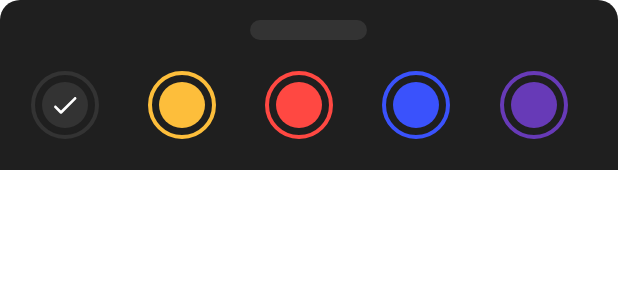
After one commit to moha-b/Notice, an Android app: the layout bottom_sheet_layout.xml on its own in the app's theme, with its tools: preview values and no code run, on a phone screen of 412 x 824 dp. The commit adds this screen. Shown: the top 300 px of the screen. Run offline under Robolectric (Android 15) with nearby library versions, the phone set to English and light mode, and no system bars.

Commit message:
Bottom Sheet Layout

```diff
--- /dev/null
+++ b/app/src/main/res/drawable/background_note_color_1.xml
@@ -0,0 +1,41 @@
+<?xml version="1.0" encoding="utf-8"?>
+<layer-list xmlns:android="http://schemas.android.com/apk/res/android">
+
+    <item>
+        <shape android:shape="oval">
+            <stroke
+                android:width="@dimen/_2sdp"
+                android:color="@color/default_note_color"
+                />
+        </shape>
+    </item>
+
+    <item
+        android:bottom="@dimen/_3sdp"
+        android:top="@dimen/_3sdp"
+        android:left="@dimen/_3sdp"
+        android:right="@dimen/_3sdp"
+        >
+        <shape android:shape="oval">
+            <stroke
+                android:color="@color/bottom_sheet_background"
+                android:width="@dimen/_6sdp"
+                />
+        </shape>
+    </item>
+
+    <item
+        android:bottom="@dimen/_6sdp"
+        android:top="@dimen/_6sdp"
+        android:left="@dimen/_6sdp"
+        android:right="@dimen/_6sdp"
+        >
+        <shape android:shape="oval">
+            <solid
+                android:color="@color/default_note_color"
+                />
+        </shape>
+    </item>
+
+
+</layer-list>
--- /dev/null
+++ b/app/src/main/res/drawable/background_note_color_2.xml
@@ -0,0 +1,41 @@
+<?xml version="1.0" encoding="utf-8"?>
+<layer-list xmlns:android="http://schemas.android.com/apk/res/android">
+
+    <item>
+        <shape android:shape="oval">
+            <stroke
+                android:width="@dimen/_2sdp"
+                android:color="@color/note_color_1"
+                />
+        </shape>
+    </item>
+
+    <item
+        android:bottom="@dimen/_3sdp"
+        android:top="@dimen/_3sdp"
+        android:left="@dimen/_3sdp"
+        android:right="@dimen/_3sdp"
+        >
+        <shape android:shape="oval">
+            <stroke
+                android:color="@color/bottom_sheet_background"
+                android:width="@dimen/_6sdp"
+                />
+        </shape>
+    </item>
+
+    <item
+        android:bottom="@dimen/_6sdp"
+        android:top="@dimen/_6sdp"
+        android:left="@dimen/_6sdp"
+        android:right="@dimen/_6sdp"
+        >
+        <shape android:shape="oval">
+            <solid
+                android:color="@color/note_color_1"
+                />
+        </shape>
+    </item>
+
+
+</layer-list>
--- /dev/null
+++ b/app/src/main/res/drawable/background_note_color_3.xml
@@ -0,0 +1,41 @@
+<?xml version="1.0" encoding="utf-8"?>
+<layer-list xmlns:android="http://schemas.android.com/apk/res/android">
+
+    <item>
+        <shape android:shape="oval">
+            <stroke
+                android:width="@dimen/_2sdp"
+                android:color="@color/note_color_2"
+                />
+        </shape>
+    </item>
+
+    <item
+        android:bottom="@dimen/_3sdp"
+        android:top="@dimen/_3sdp"
+        android:left="@dimen/_3sdp"
+        android:right="@dimen/_3sdp"
+        >
+        <shape android:shape="oval">
+            <stroke
+                android:color="@color/bottom_sheet_background"
+                android:width="@dimen/_6sdp"
+                />
+        </shape>
+    </item>
+
+    <item
+        android:bottom="@dimen/_6sdp"
+        android:top="@dimen/_6sdp"
+        android:left="@dimen/_6sdp"
+        android:right="@dimen/_6sdp"
+        >
+        <shape android:shape="oval">
+            <solid
+                android:color="@color/note_color_2"
+                />
+        </shape>
+    </item>
+
+
+</layer-list>
--- /dev/null
+++ b/app/src/main/res/drawable/background_note_color_4.xml
@@ -0,0 +1,41 @@
+<?xml version="1.0" encoding="utf-8"?>
+<layer-list xmlns:android="http://schemas.android.com/apk/res/android">
+
+    <item>
+        <shape android:shape="oval">
+            <stroke
+                android:width="@dimen/_2sdp"
+                android:color="@color/note_color_3"
+                />
+        </shape>
+    </item>
+
+    <item
+        android:bottom="@dimen/_3sdp"
+        android:top="@dimen/_3sdp"
+        android:left="@dimen/_3sdp"
+        android:right="@dimen/_3sdp"
+        >
+        <shape android:shape="oval">
+            <stroke
+                android:color="@color/bottom_sheet_background"
+                android:width="@dimen/_6sdp"
+                />
+        </shape>
+    </item>
+
+    <item
+        android:bottom="@dimen/_6sdp"
+        android:top="@dimen/_6sdp"
+        android:left="@dimen/_6sdp"
+        android:right="@dimen/_6sdp"
+        >
+        <shape android:shape="oval">
+            <solid
+                android:color="@color/note_color_3"
+                />
+        </shape>
+    </item>
+
+
+</layer-list>
--- /dev/null
+++ b/app/src/main/res/drawable/background_note_color_5.xml
@@ -0,0 +1,41 @@
+<?xml version="1.0" encoding="utf-8"?>
+<layer-list xmlns:android="http://schemas.android.com/apk/res/android">
+
+    <item>
+        <shape android:shape="oval">
+            <stroke
+                android:width="@dimen/_2sdp"
+                android:color="@color/note_color_4"
+                />
+        </shape>
+    </item>
+
+    <item
+        android:bottom="@dimen/_3sdp"
+        android:top="@dimen/_3sdp"
+        android:left="@dimen/_3sdp"
+        android:right="@dimen/_3sdp"
+        >
+        <shape android:shape="oval">
+            <stroke
+                android:color="@color/bottom_sheet_background"
+                android:width="@dimen/_6sdp"
+                />
+        </shape>
+    </item>
+
+    <item
+        android:bottom="@dimen/_6sdp"
+        android:top="@dimen/_6sdp"
+        android:left="@dimen/_6sdp"
+        android:right="@dimen/_6sdp"
+        >
+        <shape android:shape="oval">
+            <solid
+                android:color="@color/note_color_4"
+                />
+        </shape>
+    </item>
+
+
+</layer-list>
--- /dev/null
+++ b/app/src/main/res/drawable/bottom_sheet_background.xml
@@ -0,0 +1,11 @@
+<?xml version="1.0" encoding="utf-8"?>
+<shape xmlns:android="http://schemas.android.com/apk/res/android"
+    android:shape="rectangle"
+    >
+
+    <solid android:color="@color/bottom_sheet_background"/>
+    <corners
+        android:topLeftRadius="@dimen/_10sdp"
+        android:topRightRadius="@dimen/_10sdp" />
+
+</shape>
--- /dev/null
+++ b/app/src/main/res/drawable/bottom_sheet_shape.xml
@@ -0,0 +1,9 @@
+<?xml version="1.0" encoding="utf-8"?>
+<shape xmlns:android="http://schemas.android.com/apk/res/android"
+    android:shape="rectangle"
+    >
+
+    <solid android:color="@color/default_note_color"/>
+    <corners android:radius="@dimen/_16sdp"/>
+
+</shape>
--- a/app/src/main/res/layout/activity_create_note.xml
+++ b/app/src/main/res/layout/activity_create_note.xml
@@ -95,4 +95,6 @@
         </androidx.constraintlayout.widget.ConstraintLayout>
     </ScrollView>
 
+    <include layout="@layout/bottom_sheet_layout" />
+
 </androidx.coordinatorlayout.widget.CoordinatorLayout>
--- /dev/null
+++ b/app/src/main/res/layout/bottom_sheet_layout.xml
@@ -0,0 +1,119 @@
+<?xml version="1.0" encoding="utf-8"?>
+<LinearLayout
+    xmlns:android="http://schemas.android.com/apk/res/android"
+    xmlns:app="http://schemas.android.com/apk/res-auto"
+    android:layout_width="match_parent"
+    android:layout_height="wrap_content"
+    android:background="@drawable/bottom_sheet_background"
+    app:layout_behavior="@string/bottom_sheet_behavior"
+    app:behavior_peekHeight="@dimen/_35sdp"
+    android:orientation="vertical"
+    >
+
+    <View
+        android:id="@+id/color_view"
+        android:layout_width="@dimen/_60sdp"
+        android:layout_height="@dimen/_10sdp"
+        android:layout_marginTop="@dimen/_10sdp"
+        android:background="@drawable/bottom_sheet_shape"
+        android:layout_gravity="center"
+        app:layout_constraintTop_toTopOf="parent" />
+
+    <LinearLayout
+        android:layout_width="match_parent"
+        android:layout_height="wrap_content"
+        android:orientation="horizontal"
+        android:layout_marginTop="@dimen/_16sdp"
+        android:layout_gravity="center_vertical"
+        android:layout_marginStart="@dimen/_16sdp"
+        android:paddingBottom="@dimen/_16sdp"
+        android:baselineAligned="false">
+
+        <FrameLayout
+            android:layout_width="0dp"
+            android:layout_height="wrap_content"
+            android:layout_weight="1"
+            >
+            <ImageView
+                android:id="@+id/im_color_1"
+                android:layout_width="@dimen/_35sdp"
+                android:layout_height="@dimen/_35sdp"
+                android:background="@drawable/background_note_color_1"
+                app:layout_constraintEnd_toStartOf="@+id/im_color_2"
+                app:layout_constraintStart_toStartOf="parent"
+                android:contentDescription="@string/color_button"
+                android:src="@drawable/ic_done"
+                android:padding="@dimen/_9sdp"
+                app:tint="@color/white"
+                app:layout_constraintTop_toBottomOf="@+id/view" />
+        </FrameLayout>
+
+        <FrameLayout
+            android:layout_width="0dp"
+            android:layout_height="wrap_content"
+            android:layout_weight="1"
+            >
+            <ImageView
+                android:id="@+id/im_color_2"
+                android:layout_width="@dimen/_35sdp"
+                android:layout_height="@dimen/_35sdp"
+                android:background="@drawable/background_note_color_2"
+                android:padding="@dimen/_9sdp"
+                app:tint="@color/white"
+                android:contentDescription="@string/color_button" />
+        </FrameLayout>
+
+        <FrameLayout
+            android:layout_width="0dp"
+            android:layout_height="wrap_content"
+            android:layout_weight="1"
+            >
+            <ImageView
+                android:id="@+id/im_color_3"
+                android:layout_width="@dimen/_35sdp"
+                android:layout_height="@dimen/_35sdp"
+                android:background="@drawable/background_note_color_3"
+                app:layout_constraintEnd_toStartOf="@+id/im_color_4"
+                app:layout_constraintStart_toEndOf="@+id/im_color_2"
+                android:contentDescription="@string/color_button"
+                android:padding="@dimen/_9sdp"
+                app:tint="@color/white"
+                />
+        </FrameLayout>
+
+        <FrameLayout
+            android:layout_width="0dp"
+            android:layout_height="wrap_content"
+            android:layout_weight="1"
+            >
+            <ImageView
+                android:id="@+id/im_color_4"
+                android:layout_width="@dimen/_35sdp"
+                android:layout_height="@dimen/_35sdp"
+                android:background="@drawable/background_note_color_4"
+                android:contentDescription="@string/color_button"
+                android:padding="@dimen/_9sdp"
+                app:tint="@color/white"
+                />
+        </FrameLayout>
+
+        <FrameLayout
+            android:layout_width="0dp"
+            android:layout_height="wrap_content"
+            android:layout_weight="1"
+            >
+            <ImageView
+                android:id="@+id/im_color_5"
+                android:layout_width="@dimen/_35sdp"
+                android:layout_height="@dimen/_35sdp"
+                android:background="@drawable/background_note_color_5"
+                android:contentDescription="@string/color_button"
+                android:padding="@dimen/_9sdp"
+                app:tint="@color/white"
+                app:layout_constraintStart_toEndOf="@+id/im_color_4"
+                />
+        </FrameLayout>
+
+    </LinearLayout>
+
+</LinearLayout>
--- a/app/src/main/res/values/colors.xml
+++ b/app/src/main/res/values/colors.xml
@@ -17,6 +17,6 @@
     <color name="note_color_4">#673AB7</color>
     <color name="search_background">#333333</color>
     <color name="search_icon">#DBDBDB</color>
-    <color name="miscellaneous_background">#1F1F1F</color>
+    <color name="bottom_sheet_background">#1F1F1F</color>
     <color name="quick_actions_background">#2F2D2E</color>
 </resources>
--- a/app/src/main/res/values/strings.xml
+++ b/app/src/main/res/values/strings.xml
@@ -9,4 +9,5 @@
     <string name="done">Done</string>
     <string name="note_title">Note Title</string>
     <string name="what_s_in_your_mind">What\'s in your mind ?</string>
+    <string name="color_button">Color Button</string>
 </resources>
```
